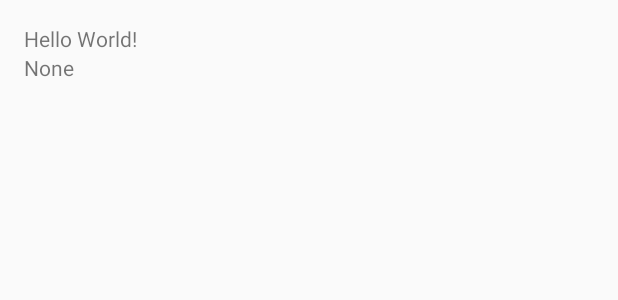
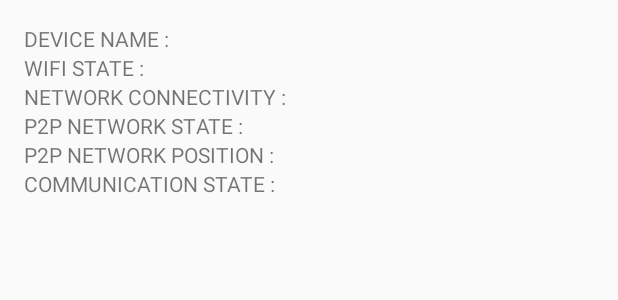
Before and after one commit to fawadahm/wifip2pserver, an Android app: the layout activity_main.xml on its own in the app's theme, with its tools: preview values and no code run, on a phone screen of 412 x 824 dp. Shown: the top 300 px of the screen. Run offline under Robolectric (Android 15) with nearby library versions, the phone set to English and light mode, and no system bars.

```diff
--- a/app/src/main/res/layout/activity_main.xml
+++ b/app/src/main/res/layout/activity_main.xml
@@ -10,20 +10,47 @@
     tools:context="com.nsl.serverwifip2p.MainActivity">
 
     <TextView
-        android:id="@+id/HelloWorldTextField"
-        android:layout_width="wrap_content"
-        android:layout_height="wrap_content"
-        android:text="Hello World!" />
-
-
-
-
-
+    android:id="@+id/HelloWorldTextField"
+    android:layout_width="wrap_content"
+    android:layout_height="wrap_content"
+    android:text="DEVICE NAME : " />
 
     <TextView
         android:id="@+id/WiFiDevicesField"
         android:layout_below="@id/HelloWorldTextField"
         android:layout_width="wrap_content"
         android:layout_height="wrap_content"
-        android:text="None" />
+        android:text="WIFI STATE : " />
+
+    <TextView
+        android:id="@+id/NetworkState"
+        android:layout_below="@id/WiFiDevicesField"
+        android:layout_width="wrap_content"
+        android:layout_height="wrap_content"
+        android:text="NETWORK CONNECTIVITY : " />
+
+    <TextView
+        android:id="@+id/State"
+        android:layout_below="@id/NetworkState"
+        android:layout_width="wrap_content"
+        android:layout_height="wrap_content"
+        android:text="P2P NETWORK STATE : " />
+
+
+    <TextView
+        android:id="@+id/GroupOwner"
+        android:layout_below="@id/State"
+        android:layout_width="wrap_content"
+        android:layout_height="wrap_content"
+        android:text="P2P NETWORK POSITION : " />
+
+    <TextView
+        android:id="@+id/ReceiverOrSender"
+        android:layout_below="@id/GroupOwner"
+        android:layout_width="wrap_content"
+        android:layout_height="wrap_content"
+        android:text="COMMUNICATION STATE : " />
+
+
+
 </RelativeLayout>
```
Also changed, not shown: app/src/main/java/com/nsl/serverwifip2p/FileServerAsyncTask.java (+68 -50 lines), app/src/main/java/com/nsl/serverwifip2p/MainActivity.java (+3 -6 lines), app/src/main/java/com/nsl/serverwifip2p/WiFiDirectBroadcastReceiver.java (+196 -21 lines).
